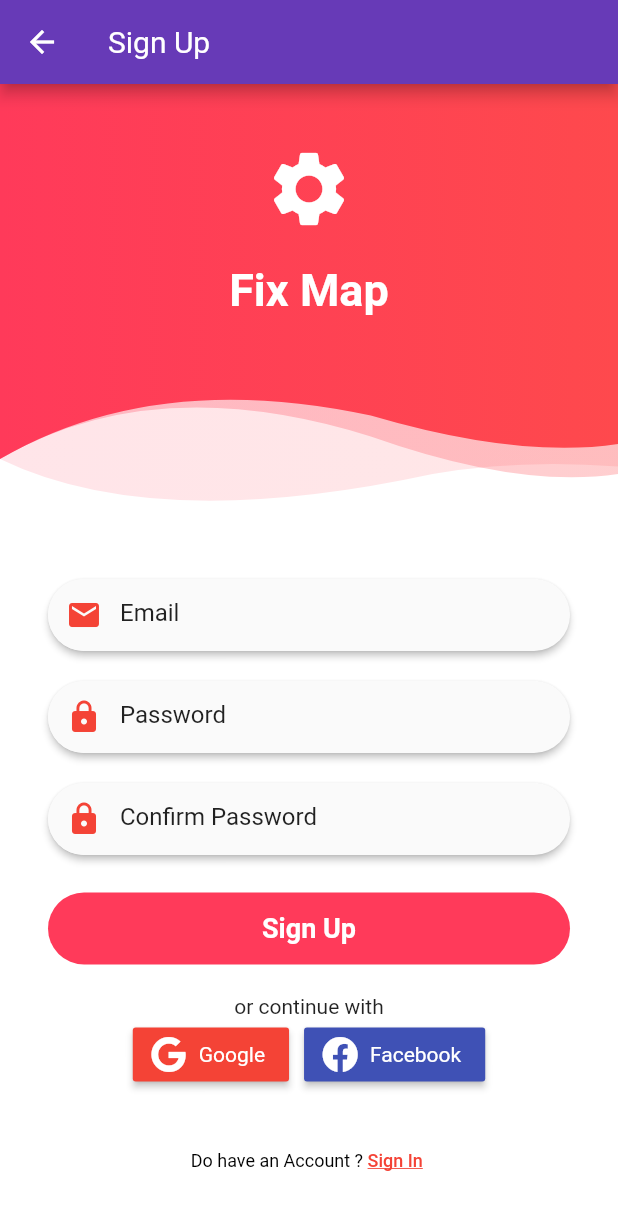
After one commit to nploi/fix_map, a Flutter app: the SignUpScreen screen opened by its route, on a phone screen of 412 x 824 dp. The commit adds this screen. Shown: the top 1210 px of the screen. Run offline on Flutter 3.47's test engine with Material 2 defaults, Android fonts, the phone set to English and light mode, and no system bars; our stand-ins replace auto_size_text, bloc, cached_network_image, dio, equatable, flutter_bloc and 10 more; accounts and stored records are empty; network calls fail.

Commit message:
init signIn and signUp form

```diff
--- a/lib/fix_map_app.dart
+++ b/lib/fix_map_app.dart
@@ -34,6 +34,12 @@ class FixMapApp extends StatelessWidget {
               ? HomeScreen.routeName
               : IntroThreePage.routeName,
           routes: {
+            SignInScreen.routeName: (context) => SignInScreen(
+//              settingsBloc: settingsBloc,
+                ),
+            SignUpScreen.routeName: (context) => SignUpScreen(
+//              settingsBloc: settingsBloc,
+                ),
             IntroThreePage.routeName: (context) => IntroThreePage(
                   settingsBloc: settingsBloc,
                 ),
--- a/lib/screens/screens.dart
+++ b/lib/screens/screens.dart
@@ -2,3 +2,5 @@ export 'home_screen.dart';
 export 'settings_screen.dart';
 export 'shop_detail_screen.dart';
 export 'onboarding.dart';
+export 'sign_in_screen.dart';
+export 'sign_up_screen.dart';
--- /dev/null
+++ b/lib/screens/sign_up_screen.dart
@@ -0,0 +1,247 @@
+import 'package:flutter/material.dart';
+import '../widgets/widgets.dart';
+import 'package:font_awesome_flutter/font_awesome_flutter.dart';
+import 'package:fix_map/generated/i18n.dart';
+
+class SignUpScreen extends StatefulWidget {
+  static final String routeName = "signup";
+  @override
+  _SignUpScreenState createState() => _SignUpScreenState();
+}
+
+class _SignUpScreenState extends State<SignUpScreen> {
+  var _account = {
+    "email": "",
+    "password": "",
+    "confirm_password": "",
+  };
+
+  @override
+  Widget build(BuildContext context) {
+    return Scaffold(
+      appBar: AppBar(
+        title: Text("Sign Up"),
+      ),
+      backgroundColor: Colors.white,
+      body: ListView(
+        children: <Widget>[
+          Stack(
+            children: <Widget>[
+              ClipPath(
+                clipper: WaveClipper2(),
+                child: Container(
+                  child: Column(),
+                  width: double.infinity,
+                  height: 300,
+                  decoration: BoxDecoration(
+                      gradient: LinearGradient(
+                          colors: [Color(0x22ff3a5a), Color(0x22fe494d)])),
+                ),
+              ),
+              ClipPath(
+                clipper: WaveClipper3(),
+                child: Container(
+                  child: Column(),
+                  width: double.infinity,
+                  height: 300,
+                  decoration: BoxDecoration(
+                      gradient: LinearGradient(
+                          colors: [Color(0x44ff3a5a), Color(0x44fe494d)])),
+                ),
+              ),
+              ClipPath(
+                clipper: WaveClipper1(),
+                child: Container(
+                  child: Column(
+                    children: <Widget>[
+                      SizedBox(
+                        height: 40,
+                      ),
+                      Icon(
+                        Icons.settings,
+                        color: Colors.white,
+                        size: 60,
+                      ),
+                      SizedBox(
+                        height: 20,
+                      ),
+                      Text(
+                        "Fix Map",
+                        style: TextStyle(
+                            color: Colors.white,
+                            fontWeight: FontWeight.w700,
+                            fontSize: 30),
+                      ),
+                    ],
+                  ),
+                  width: double.infinity,
+                  height: 300,
+                  decoration: BoxDecoration(
+                      gradient: LinearGradient(
+                          colors: [Color(0xffff3a5a), Color(0xfffe494d)])),
+                ),
+              ),
+            ],
+          ),
+          SizedBox(
+            height: 30,
+          ),
+          Padding(
+            padding: EdgeInsets.symmetric(horizontal: 32),
+            child: Material(
+              elevation: 2.0,
+              borderRadius: BorderRadius.all(Radius.circular(30)),
+              child: Input(
+                obscureText: false,
+                id: "email",
+                onChange: handleOnChange,
+                hintText: "Email",
+                icon: Icon(
+                  Icons.email,
+                  color: Colors.red,
+                ),
+              ),
+            ),
+          ),
+          SizedBox(
+            height: 20,
+          ),
+          Padding(
+            padding: EdgeInsets.symmetric(horizontal: 32),
+            child: Material(
+              elevation: 2.0,
+              borderRadius: BorderRadius.all(Radius.circular(30)),
+              child: Input(
+                obscureText: true,
+                id: "password",
+                onChange: handleOnChange,
+                hintText: "Password",
+                icon: Icon(
+                  Icons.lock,
+                  color: Colors.red,
+                ),
+              ),
+            ),
+          ),
+          SizedBox(
+            height: 20,
+          ),
+          Padding(
+            padding: EdgeInsets.symmetric(horizontal: 32),
+            child: Material(
+              elevation: 2.0,
+              borderRadius: BorderRadius.all(Radius.circular(30)),
+              child: Input(
+                obscureText: true,
+                id: "confirm_password",
+                onChange: handleOnChange,
+                hintText: "Confirm Password",
+                icon: Icon(
+                  Icons.lock,
+                  color: Colors.red,
+                ),
+              ),
+            ),
+          ),
+          SizedBox(
+            height: 25,
+          ),
+          Padding(
+              padding: EdgeInsets.symmetric(horizontal: 32),
+              child: Container(
+                decoration: BoxDecoration(
+                    borderRadius: BorderRadius.all(Radius.circular(100)),
+                    color: Color(0xffff3a5a)),
+                child: FlatButton(
+                  child: Text(
+                    "Sign Up",
+                    style: TextStyle(
+                        color: Colors.white,
+                        fontWeight: FontWeight.w700,
+                        fontSize: 18),
+                  ),
+                  onPressed: () {
+                    onSubmit();
+                  },
+                ),
+              )),
+          SizedBox(
+            height: 20,
+          ),
+          Center(
+            child: Text("or continue with"),
+          ),
+          Row(
+            mainAxisAlignment: MainAxisAlignment.center,
+            children: <Widget>[
+              RaisedButton.icon(
+                shape: RoundedRectangleBorder(
+                    borderRadius: BorderRadius.circular(2.0)),
+                color: Colors.red,
+                icon: Icon(
+                  FontAwesomeIcons.google,
+                  color: Colors.white,
+                ),
+                label: Text(
+                  "Google",
+                  style: TextStyle(color: Colors.white),
+                ),
+                onPressed: () {},
+              ),
+              SizedBox(width: 10.0),
+              RaisedButton.icon(
+                shape: RoundedRectangleBorder(
+                    borderRadius: BorderRadius.circular(2.0)),
+                color: Colors.indigo,
+                icon: Icon(
+                  FontAwesomeIcons.facebook,
+                  color: Colors.white,
+                ),
+                label: Text(
+                  "Facebook",
+                  style: TextStyle(color: Colors.white),
+                ),
+                onPressed: () {},
+              ),
+            ],
+          ),
+          SizedBox(height: 40.0),
+          Row(
+            mainAxisAlignment: MainAxisAlignment.center,
+            children: <Widget>[
+              Text(
+                "Do have an Account ? ",
+                style: TextStyle(
+                    color: Colors.black,
+                    fontSize: 12,
+                    fontWeight: FontWeight.normal),
+              ),
+              Text("Sign In ",
+                  style: TextStyle(
+                      color: Colors.red,
+                      fontWeight: FontWeight.w500,
+                      fontSize: 12,
+                      decoration: TextDecoration.underline)),
+            ],
+          ),
+        ],
+      ),
+    );
+  }
+
+  void handleOnChange(String id, String value) {
+    this._account.forEach((k, v) {
+      if (k == id) {
+        this._account[k] = value;
+      }
+    });
+  }
+
+  void onSubmit() {
+    if (this._account["email"] == "") return;
+    if (this._account["password"] == "") return;
+    if (this._account["confirm_password"] == "") return;
+
+    print(this._account);
+  }
+}
--- /dev/null
+++ b/lib/widgets/input.dart
@@ -0,0 +1,42 @@
+import 'package:flutter/material.dart';
+
+class Input extends StatelessWidget {
+  final String hintText;
+  final Icon icon;
+  final onChange;
+  final String id;
+  final bool obscureText;
+
+  Input({
+    Key key,
+    @required this.hintText,
+    @required this.icon,
+    @required this.onChange,
+    @required this.id,
+    @required this.obscureText,
+  }) : super(key: key);
+
+  @override
+  Widget build(BuildContext context) {
+    return Container(
+      child: TextField(
+        onChanged: (String value) {
+          this.onChange(this.id, value);
+        },
+        cursorColor: Colors.deepOrange,
+        obscureText: this.obscureText,
+        decoration: InputDecoration(
+            hintText: this.hintText,
+            prefixIcon: Material(
+              elevation: 0,
+              borderRadius: BorderRadius.all(Radius.circular(30)),
+              child: this.icon,
+            ),
+            border: InputBorder.none,
+            focusedBorder: InputBorder.none,
+            enabledBorder: InputBorder.none,
+            contentPadding: EdgeInsets.symmetric(horizontal: 25, vertical: 13)),
+      ),
+    );
+  }
+}
--- /dev/null
+++ b/lib/widgets/wave_clipper_1.dart
@@ -0,0 +1,28 @@
+import 'package:flutter/material.dart';
+
+class WaveClipper1 extends CustomClipper<Path> {
+  @override
+  Path getClip(Size size) {
+    final path = Path();
+    path.lineTo(0.0, size.height - 50);
+
+    var firstEndPoint = Offset(size.width * 0.6, size.height - 29 - 50);
+    var firstControlPoint = Offset(size.width * .25, size.height - 60 - 50);
+    path.quadraticBezierTo(firstControlPoint.dx, firstControlPoint.dy,
+        firstEndPoint.dx, firstEndPoint.dy);
+
+    var secondEndPoint = Offset(size.width, size.height - 60);
+    var secondControlPoint = Offset(size.width * 0.84, size.height - 50);
+    path.quadraticBezierTo(secondControlPoint.dx, secondControlPoint.dy,
+        secondEndPoint.dx, secondEndPoint.dy);
+    path.lineTo(size.width, size.height);
+    path.lineTo(size.width, 0);
+    path.close();
+    return path;
+  }
+
+  @override
+  bool shouldReclip(CustomClipper<Path> oldClipper) {
+    return false;
+  }
+}
--- /dev/null
+++ b/lib/widgets/wave_clipper_2.dart
@@ -0,0 +1,28 @@
+import 'package:flutter/material.dart';
+
+class WaveClipper2 extends CustomClipper<Path> {
+  @override
+  Path getClip(Size size) {
+    final path = Path();
+    path.lineTo(0.0, size.height - 50);
+
+    var firstEndPoint = Offset(size.width * .7, size.height - 40);
+    var firstControlPoint = Offset(size.width * .25, size.height);
+    path.quadraticBezierTo(firstControlPoint.dx, firstControlPoint.dy,
+        firstEndPoint.dx, firstEndPoint.dy);
+
+    var secondEndPoint = Offset(size.width, size.height - 45);
+    var secondControlPoint = Offset(size.width * 0.84, size.height - 50);
+    path.quadraticBezierTo(secondControlPoint.dx, secondControlPoint.dy,
+        secondEndPoint.dx, secondEndPoint.dy);
+    path.lineTo(size.width, size.height);
+    path.lineTo(size.width, 0);
+    path.close();
+    return path;
+  }
+
+  @override
+  bool shouldReclip(CustomClipper<Path> oldClipper) {
+    return false;
+  }
+}
--- /dev/null
+++ b/lib/widgets/wave_clipper_3.dart
@@ -0,0 +1,28 @@
+import 'package:flutter/material.dart';
+
+class WaveClipper3 extends CustomClipper<Path> {
+  @override
+  Path getClip(Size size) {
+    final path = Path();
+    path.lineTo(0.0, size.height - 50);
+
+    var firstEndPoint = Offset(size.width * 0.6, size.height - 15 - 50);
+    var firstControlPoint = Offset(size.width * .25, size.height - 60 - 50);
+    path.quadraticBezierTo(firstControlPoint.dx, firstControlPoint.dy,
+        firstEndPoint.dx, firstEndPoint.dy);
+
+    var secondEndPoint = Offset(size.width, size.height - 40);
+    var secondControlPoint = Offset(size.width * 0.84, size.height - 30);
+    path.quadraticBezierTo(secondControlPoint.dx, secondControlPoint.dy,
+        secondEndPoint.dx, secondEndPoint.dy);
+    path.lineTo(size.width, size.height);
+    path.lineTo(size.width, 0);
+    path.close();
+    return path;
+  }
+
+  @override
+  bool shouldReclip(CustomClipper<Path> oldClipper) {
+    return false;
+  }
+}
--- a/lib/widgets/widgets.dart
+++ b/lib/widgets/widgets.dart
@@ -1,2 +1,6 @@
 export 'language_picker.dart';
 export 'home_drawer.dart';
+export 'wave_clipper_1.dart';
+export 'wave_clipper_2.dart';
+export 'wave_clipper_3.dart';
+export 'input.dart';
```
Also changed, not shown: lib/screens/sign_in_screen.dart (added, +234 -0 lines), lib/widgets/home_drawer.dart (+14 -0 lines), res/values/strings_en.arb (+5 -3 lines), res/values/strings_vi.arb (+5 -3 lines), 1 other file.
